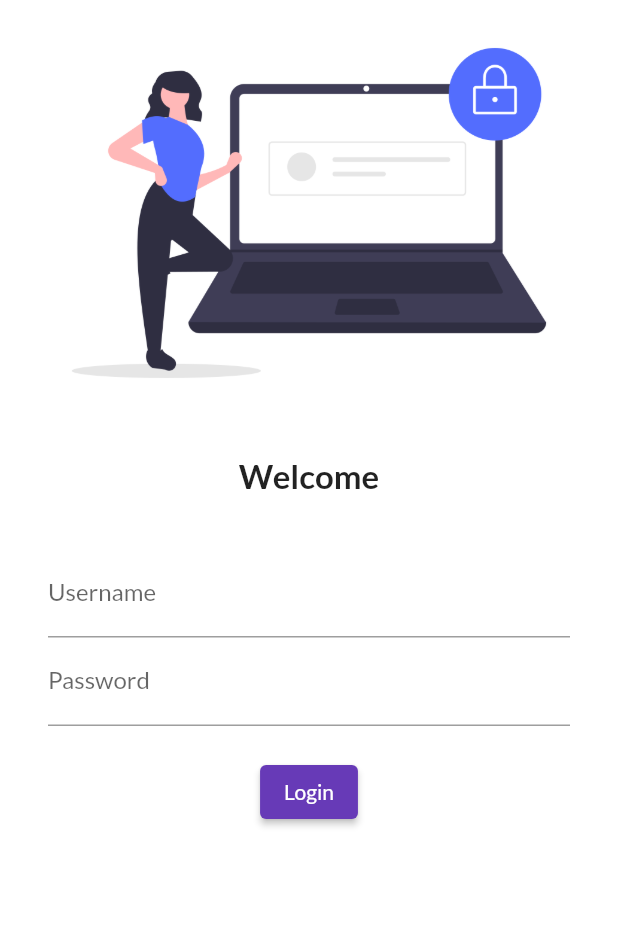
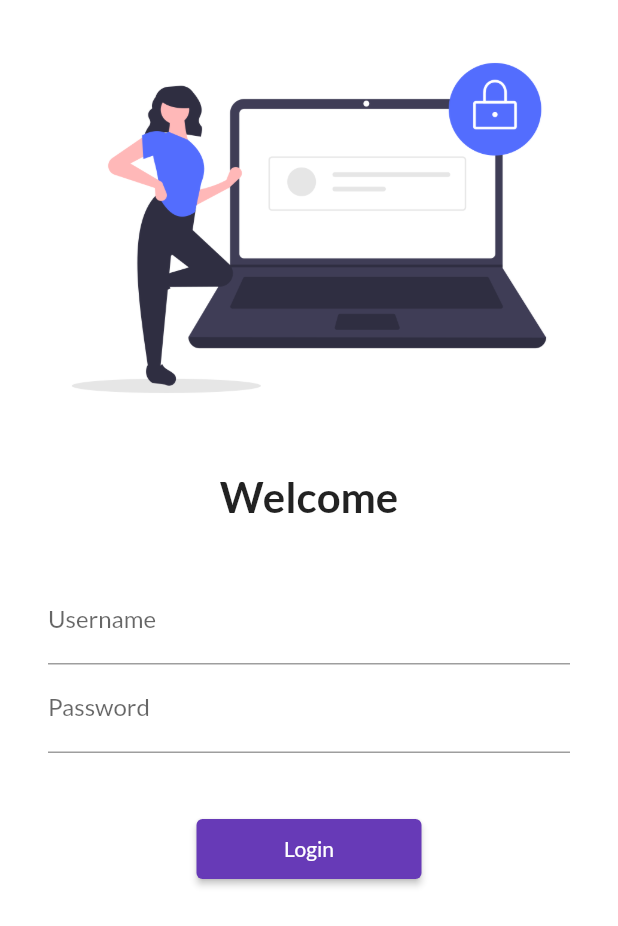
Before and after one commit to psnandra18/FirstRepo, a Flutter app: the LoginPage screen opened by its route, on a phone screen of 412 x 824 dp. Shown: the top 926 px of the screen. Run offline on Flutter 3.47's test engine with Material 2 defaults, Android fonts, the phone set to English and light mode, and no system bars; our stand-ins replace google_fonts.

Commit message:
Day 5 Completed.

```diff
--- a/lib/main.dart
+++ b/lib/main.dart
@@ -3,6 +3,7 @@
 import 'package:flutter/material.dart';
 import 'package:flutter_application_1/pages/home_page.dart';
 import 'package:flutter_application_1/pages/login_page.dart';
+import 'package:flutter_application_1/utils/routes.dart';
 import 'package:google_fonts/google_fonts.dart';
 
 void main() {
@@ -23,8 +24,8 @@ class MyApp extends StatelessWidget {
       initialRoute: "/home",
       routes: {
         "/": (context) => LoginPage(),
-        "/home": (context) => HomePage(),
-        "/login": (context) => LoginPage()
+        MyRoutes.homePage: (context) => HomePage(),
+        MyRoutes.loginPage: (context) => LoginPage()
       },
     );
   }
--- a/lib/pages/login_page.dart
+++ b/lib/pages/login_page.dart
@@ -1,14 +1,19 @@
 // ignore_for_file: prefer_const_constructors
 
 import 'package:flutter/material.dart';
+import 'package:flutter_application_1/utils/routes.dart';
 
 class LoginPage extends StatelessWidget {
   @override
   Widget build(BuildContext context) {
     return Material(
         color: Colors.white,
+        child: SingleChildScrollView(
           child: Column(
             children: [
+              SizedBox(
+                height: 10,
+              ),
               Image.asset(
                 "assets/images/login_image.png",
                 fit: BoxFit.cover,
@@ -18,37 +23,42 @@ class LoginPage extends StatelessWidget {
               ),
               Text(
                 "Welcome",
-            style: TextStyle(fontWeight: FontWeight.bold, fontSize: 22),
+                style: TextStyle(fontWeight: FontWeight.bold, fontSize: 28),
               ),
               SizedBox(
                 height: 20,
               ),
               Padding(
-            padding: const EdgeInsets.symmetric(vertical: 16, horizontal: 32),
+                padding:
+                    const EdgeInsets.symmetric(vertical: 16, horizontal: 32),
                 child: Column(
                   children: [
                     TextFormField(
                       decoration: InputDecoration(
-                      hintText: "Enter your Username", labelText: "Username"),
+                          hintText: "Enter your Username",
+                          labelText: "Username"),
                     ),
                     TextFormField(
                       obscureText: true,
                       decoration: InputDecoration(
-                      hintText: "Enter your Password", labelText: "Password"),
+                          hintText: "Enter your Password",
+                          labelText: "Password"),
                     ),
                     SizedBox(
-                  height: 20,
+                      height: 40,
                     ),
                     ElevatedButton(
                       onPressed: () {
-                      print("yoyo");
+                        Navigator.pushNamed(context, MyRoutes.homePage);
                       },
-                    child: Text("Login"))
+                      child: Text("Login"),
+                      style: TextButton.styleFrom(minimumSize: Size(150, 40)),
+                    )
                   ],
                 ),
               )
             ],
           ),
-    );
+        ));
   }
 }
--- /dev/null
+++ b/lib/utils/routes.dart
@@ -0,0 +1,4 @@
+class MyRoutes {
+  static String loginPage = "/login";
+  static String homePage = "/home";
+}
```
Lines whose indentation alone changed are shown as unchanged.
